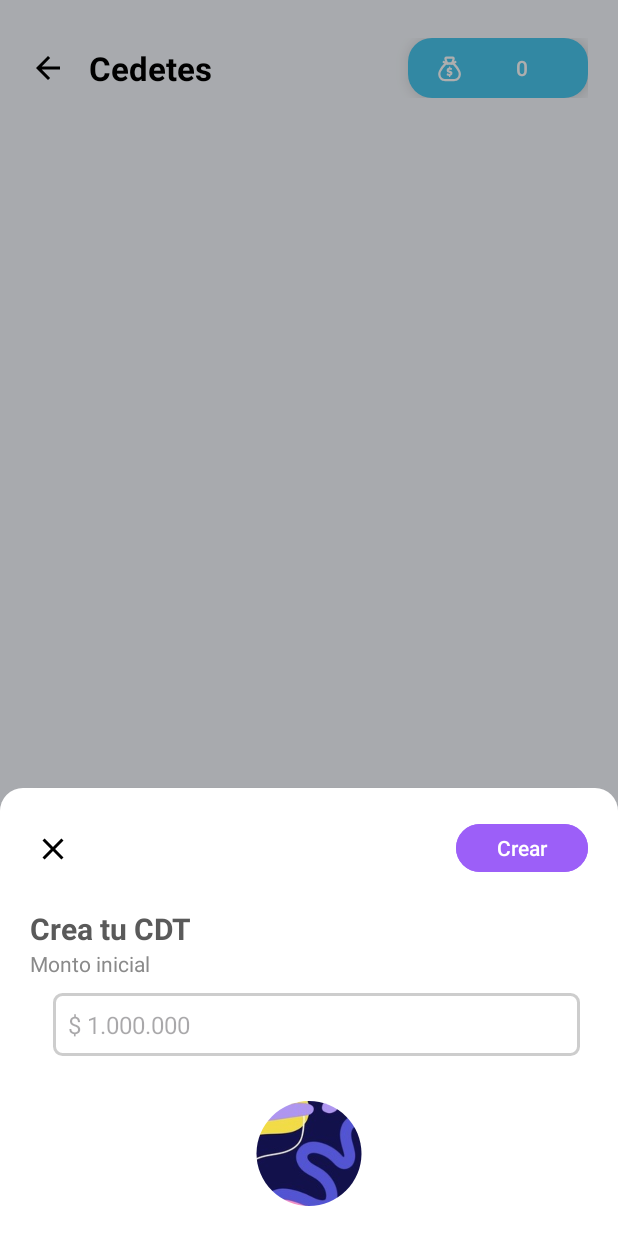
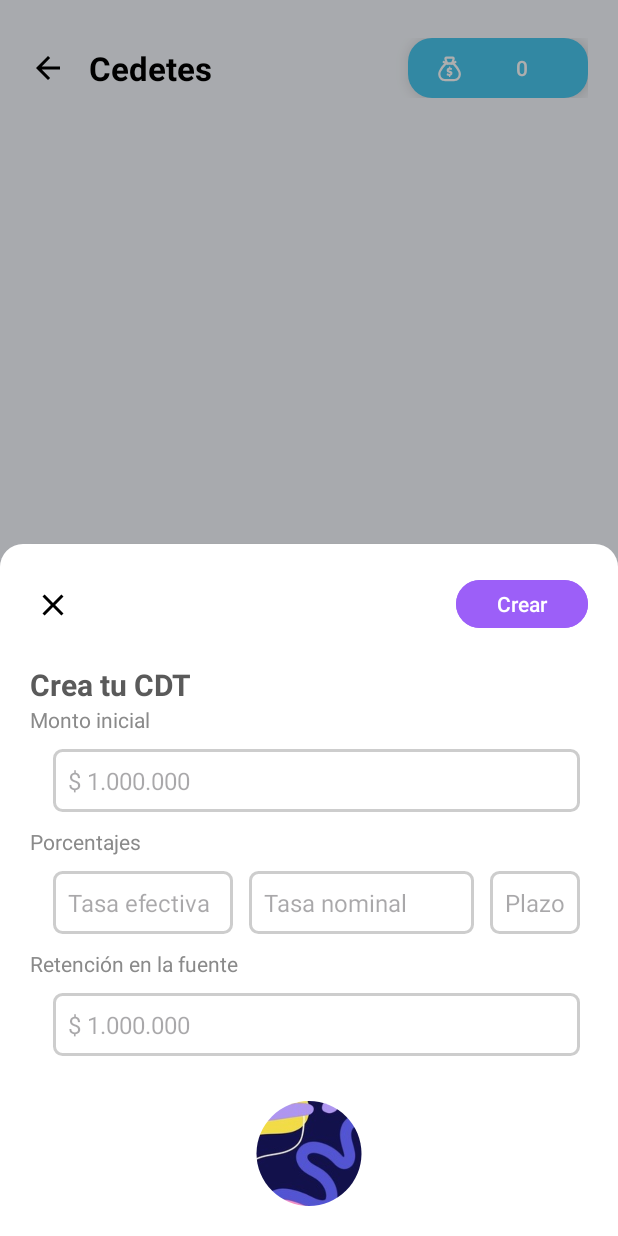
Before and after one commit to estarly07/wallet, an Android app: the CDTActivity screen opened directly, with no data from a screen before it, after a tap on an icon or button, on a phone screen of 412 x 824 dp. Run offline under Robolectric (Android 15) with nearby library versions, the light colour scheme and no system bars; our stand-ins replace Dagger/Hilt's generated code, Room's generated code; libraries missing offline, so code that uses them is left out: com.makeramen.roundedimageview; plain views replace RoundedImageView; 3 statements that could not run were skipped.

Commit message:
CREATION
- New values for "CdtEntity" was implemented

```diff
--- a/Wallet/app/src/main/java/com/estarly/wallet/data/WalletDatabase.kt
+++ b/Wallet/app/src/main/java/com/estarly/wallet/data/WalletDatabase.kt
@@ -22,7 +22,7 @@ import com.estarly.wallet.data.database.entities.SavinMoneyEntity
 import com.estarly.wallet.data.database.entities.TransactionsEntity
 
 @Database(
-    version = 5,
+    version = 6,
     entities = [
         DebtEntity::class,
         DistributionOfMoneyEntity::class,
@@ -55,6 +55,14 @@ abstract class WalletDatabase : RoomDatabase(){
                 database.execSQL("CREATE TABLE IF NOT EXISTS saving_money_table (id INTEGER PRIMARY KEY NOT NULL, amount_saving DOUBLE NOT NULL)")
             }
         }
+        val MIGRATION_5_6 = object : Migration(5, 6){
+            override fun migrate(database: SupportSQLiteDatabase) {
+                database.execSQL("ALTER TABLE cdt_table ADD COLUMN tea REAL")
+                database.execSQL("ALTER TABLE cdt_table ADD COLUMN tna REAL")
+                database.execSQL("ALTER TABLE cdt_table ADD COLUMN days INTEGER")
+                database.execSQL("ALTER TABLE cdt_table ADD COLUMN rteFuente REAL")
+            }
+        }
 
     }
 }
--- a/Wallet/app/src/main/java/com/estarly/wallet/data/mappers/CDTMapper.kt
+++ b/Wallet/app/src/main/java/com/estarly/wallet/data/mappers/CDTMapper.kt
@@ -6,6 +6,7 @@ import com.estarly.wallet.domain.models.CDTModel
 import com.estarly.wallet.domain.models.DebtModel
 import com.estarly.wallet.domain.models.getColorBackground
 import com.estarly.wallet.domain.models.getNameColorBackground
+import com.estarly.wallet.utils.getProfit
 import com.estarly.wallet.utils.parseDate
 import kotlin.math.roundToInt
 
@@ -13,12 +14,21 @@ fun CDTModel .parseEntity() = CDTEntity(
     id,
     amount,
     dateLastPaid,
-    getNameColorBackground(image)
+    getNameColorBackground(image),
+    days      = days,
+    tea       = tea,
+    tna       = tna,
+    rteFuente = rteFuente,
 )
 fun CDTEntity.parseModel () = CDTModel(
     id,
     amount,
     dateLastPaid,
     dateLastPaid.parseDate(),
-    getColorBackground(image)
+    getColorBackground(image),
+    tna       = tna,
+    tea       = tea,
+    days      = days,
+    rteFuente = rteFuente,
+    profit    = tea?.let { amount.getProfit(tea = tea,tna = tna!!, days = days!!, rteFuente = rteFuente) } ?: "-"
 )
--- a/Wallet/app/src/main/java/com/estarly/wallet/di/DatabaseModule.kt
+++ b/Wallet/app/src/main/java/com/estarly/wallet/di/DatabaseModule.kt
@@ -28,6 +28,7 @@ class DatabaseModule {
         .databaseBuilder(context,WalletDatabase ::class.java,"wallet_database")
         .addMigrations(WalletDatabase.MIGRATION_3_4)
         .addMigrations(WalletDatabase.MIGRATION_4_5)
+        .addMigrations(WalletDatabase.MIGRATION_5_6)
         .build()
 
     @Provides
--- a/Wallet/app/src/main/java/com/estarly/wallet/domain/usescases/CreateCdtUseCase.kt
+++ b/Wallet/app/src/main/java/com/estarly/wallet/domain/usescases/CreateCdtUseCase.kt
@@ -8,13 +8,21 @@ class CreateCdtUseCase @Inject constructor(
     private val cdtRepository: CDTRepository
 ) {
     suspend operator fun invoke(
-        amount: String,
-        image: Int
+        amount    : String,
+        tea       : Double,
+        tna       : Double,
+        time      : Int,
+        image     : Int,
+        rteFuente : Double?
     ){
         cdtRepository.insertCDT(CDTModel(
-            id = 0,
+            id     = 0,
             amount = amount.toDouble(),
             dateLastPaid = System.currentTimeMillis(),
+            tea   = tea,
+            tna   = tna,
+            days  = time,
+            rteFuente = rteFuente,
             image = image))
     }
 }
--- a/Wallet/app/src/main/java/com/estarly/wallet/presentation/adapters/CDTAdapter.kt
+++ b/Wallet/app/src/main/java/com/estarly/wallet/presentation/adapters/CDTAdapter.kt
@@ -20,8 +20,9 @@ class CDTAdapter(val list: List<CDTModel>,val onEdit:(CDTModel)->Unit) : Recycle
         with(holder.binding){
             val cdt = list[position]
             imgBackgroundItemCedetes.setImageResource(cdt.image)
-            txtDateCDT.text = cdt.dateLastPaidFormatted
+            txtDateCDT.text   = cdt.dateLastPaidFormatted
             txtAmountCDT.text = cdt.amount.formatSalary()
+            txtProfitCDT.text = cdt.profit
             btnEditCDT.setOnClickListener { onEdit(cdt) }
         }
     }
--- a/Wallet/app/src/main/java/com/estarly/wallet/presentation/dialogs/CreateCDTSheetDialog.kt
+++ b/Wallet/app/src/main/java/com/estarly/wallet/presentation/dialogs/CreateCDTSheetDialog.kt
@@ -21,25 +21,43 @@ class CreateCDTSheetDialog {
         fun showBottomSheetDialog(
             activity: Activity,
             cdt: CDTModel? = null,
-            onCreate: (amountInitial : String, image : Int) -> Unit
+            onCreate: (amountInitial : String,tea : Double, tna : Double, time : Int, rteFuente : Double?, image : Int) -> Unit
         ) {
 
             val bottomSheetDialog = BottomSheetDialog(activity)
             val view = activity.layoutInflater.inflate(R.layout.dialog_create_cdt, null)
             view.findViewById<ImageButton>(R.id.btnCloseDialog).setOnClickListener { bottomSheetDialog.dismiss() }
             val amountInitial = view.findViewById<EditText>(R.id.edtAmountInitialDebt)
-            val image = view.findViewById<RoundedImageView>(R.id.imgBackgroundCDT)
+            val edtTea  = view.findViewById<EditText>(R.id.edtTea)
+            val edtTna  = view.findViewById<EditText>(R.id.edtTna)
+            val edtTime = view.findViewById<EditText>(R.id.edtTime)
+            val edtRte  = view.findViewById<EditText>(R.id.edtRte)
+            val image   = view.findViewById<RoundedImageView>(R.id.imgBackgroundCDT)
             if(cdt !=null){
                 imageSelect = cdt.image
                 image.setImageResource(imageSelect)
                 amountInitial.setText(cdt.amount.toString())
+                edtTea       .setText(cdt.tea?.toString() ?: "")
+                edtTna       .setText(cdt.tna?.toString() ?: "")
+                edtTime      .setText(cdt.days?.toString() ?: "")
+                edtRte       .setText(cdt.rteFuente?.toString() ?: "")
                 view.findViewById<Button>(R.id.btnCreate).text = "Actualizar"
             }
 
 
             view.findViewById<Button>(R.id.btnCreate).setOnClickListener {
                 if(amountInitial.text.trim().isEmpty()) return@setOnClickListener
-                onCreate(amountInitial.text.trim().toString(), imageSelect)
+                if(edtTea.text.trim().isEmpty()) return@setOnClickListener
+                if(edtTna.text.trim().isEmpty()) return@setOnClickListener
+                if(edtTime.text.trim().isEmpty()) return@setOnClickListener
+                val rte = edtRte.text.trim().toString().toDoubleOrNull()
+                onCreate(
+                    amountInitial.text.trim().toString(),
+                    edtTea.text.trim().toString().toDouble(),
+                    edtTna.text.trim().toString().toDouble(),
+                    edtTime.text.trim().toString().toInt(),
+                    rte,
+                    imageSelect)
                 bottomSheetDialog.dismiss()
             }
             image.setOnClickListener {
--- a/Wallet/app/src/main/java/com/estarly/wallet/presentation/screens/CDTActivity.kt
+++ b/Wallet/app/src/main/java/com/estarly/wallet/presentation/screens/CDTActivity.kt
@@ -28,8 +28,8 @@ class CDTActivity : AppCompatActivity() {
             with(cdtViewModel){
                 listCdts.observe(this@CDTActivity){
                     recyclerCedetes.adapter = CDTAdapter(it){
-                        CreateCDTSheetDialog.showBottomSheetDialog(this@CDTActivity,it){amountInitial, image ->
-                            cdtViewModel.createCdt(it.id,amountInitial,image)
+                        CreateCDTSheetDialog.showBottomSheetDialog(this@CDTActivity,it){amountInitial, tea, tna, time,rteFuente, image ->
+                            cdtViewModel.createCdt(id = it.id,amount = amountInitial,tea = tea, tna = tna, time = time,rteFuente =rteFuente, image = image)
                         }
                     }
                 }
@@ -53,8 +53,8 @@ class CDTActivity : AppCompatActivity() {
             recyclerCedetes.layoutManager = LinearLayoutManager(this@CDTActivity, LinearLayoutManager.VERTICAL,false)
 
             btnCreateCDT.setOnClickListener {
-                CreateCDTSheetDialog.showBottomSheetDialog(this@CDTActivity,){amountInitial, image ->
-                    cdtViewModel.createCdt(null,amountInitial,image)
+                CreateCDTSheetDialog.showBottomSheetDialog(this@CDTActivity,){amountInitial, tea, tna, time,rteFuente, image ->
+                    cdtViewModel.createCdt(id =null,amount = amountInitial,tea = tea, tna = tna, time = time,rteFuente = rteFuente, image = image)
                 }
             }
         }
--- a/Wallet/app/src/main/java/com/estarly/wallet/presentation/viewmodels/CDTViewModel.kt
+++ b/Wallet/app/src/main/java/com/estarly/wallet/presentation/viewmodels/CDTViewModel.kt
@@ -46,12 +46,12 @@ class CDTViewModel @Inject constructor(
         }
     }
 
-    fun createCdt(id : Int?, amount: String, image : Int){
+    fun createCdt(id : Int?, amount: String,tea : Double, tna : Double, time : Int,rteFuente : Double?, image : Int){
         viewModelScope.launch {
             if(id==null){
-                createCdtUseCase(amount,image)
+                createCdtUseCase(amount = amount, tea = tea, tna = tna, time = time,rteFuente = rteFuente, image= image)
             }else{
-                updateCdtUseCase(id,amount,image)
+                updateCdtUseCase(id = id,amount = amount, tea = tea, tna = tna, time = time,rteFuente = rteFuente, image= image)
             }
         }
     }
--- a/Wallet/app/src/main/res/layout/dialog_create_cdt.xml
+++ b/Wallet/app/src/main/res/layout/dialog_create_cdt.xml
@@ -69,7 +69,79 @@
         android:inputType="numberDecimal"
         android:padding="10dp"
         android:textSize="@dimen/subtitle" />
-
+    <TextView
+        android:layout_width="match_parent"
+        android:layout_height="wrap_content"
+        android:layout_marginHorizontal="20dp"
+        android:text="Porcentajes"
+        android:textColor="@color/grayLight"
+        android:textSize="@dimen/normal" />
+    <LinearLayout
+        android:layout_width="match_parent"
+        android:layout_height="wrap_content"
+        android:orientation="horizontal">
+        <EditText
+            android:id="@+id/edtTea"
+            android:layout_width="match_parent"
+            android:layout_height="wrap_content"
+            android:layout_marginEnd="5dp"
+            android:layout_marginVertical="10dp"
+            android:layout_marginStart="35dp"
+            android:hint="Tasa efectiva"
+            android:background="@drawable/background_outline"
+            android:backgroundTint="@color/grayLight2"
+            android:inputType="numberDecimal"
+            android:layout_weight="1"
+            android:padding="10dp"
+            android:textSize="@dimen/subtitle" />
+        <EditText
+            android:id="@+id/edtTna"
+            android:layout_width="match_parent"
+            android:layout_height="wrap_content"
+            android:layout_marginStart="5dp"
+            android:layout_marginEnd="5dp"
+            android:layout_marginVertical="10dp"
+            android:layout_weight="1"
+            android:hint="Tasa nominal"
+            android:background="@drawable/background_outline"
+            android:backgroundTint="@color/grayLight2"
+            android:inputType="numberDecimal"
+            android:padding="10dp"
+            android:textSize="@dimen/subtitle" />
+        <EditText
+            android:id="@+id/edtTime"
+            android:layout_width="wrap_content"
+            android:layout_height="wrap_content"
+            android:layout_marginStart="5dp"
+            android:layout_marginEnd="25dp"
+            android:layout_marginVertical="10dp"
+            android:hint="Plazo"
+            android:background="@drawable/background_outline"
+            android:backgroundTint="@color/grayLight2"
+            android:inputType="number"
+            android:padding="10dp"
+            android:textSize="@dimen/subtitle" />
+    </LinearLayout>
+    <TextView
+        android:layout_width="match_parent"
+        android:layout_height="wrap_content"
+        android:layout_marginHorizontal="20dp"
+        android:text="Retención en la fuente"
+        android:textColor="@color/grayLight"
+        android:textSize="@dimen/normal" />
+    <EditText
+        android:id="@+id/edtRte"
+        android:layout_width="match_parent"
+        android:layout_height="wrap_content"
+        android:layout_marginEnd="25dp"
+        android:layout_marginVertical="10dp"
+        android:layout_marginStart="35dp"
+        android:hint="$ 1.000.000"
+        android:background="@drawable/background_outline"
+        android:backgroundTint="@color/grayLight2"
+        android:inputType="numberDecimal"
+        android:padding="10dp"
+        android:textSize="@dimen/subtitle" />
     <com.makeramen.roundedimageview.RoundedImageView
         android:id="@+id/imgBackgroundCDT"
         android:layout_width="match_parent"
```
Also changed, not shown: Wallet/app/src/main/java/com/estarly/wallet/data/database/entities/CDTEntity.kt (+7 -3 lines), Wallet/app/src/main/java/com/estarly/wallet/domain/models/CDTModel.kt (+8 -3 lines), Wallet/app/src/main/java/com/estarly/wallet/domain/usescases/UpdateCdtUseCase.kt (+13 -5 lines), Wallet/app/src/main/java/com/estarly/wallet/utils/Extensions.kt (+18 -0 lines), Wallet/app/src/main/res/layout/item_cedetes.xml (+24 -3 lines).
